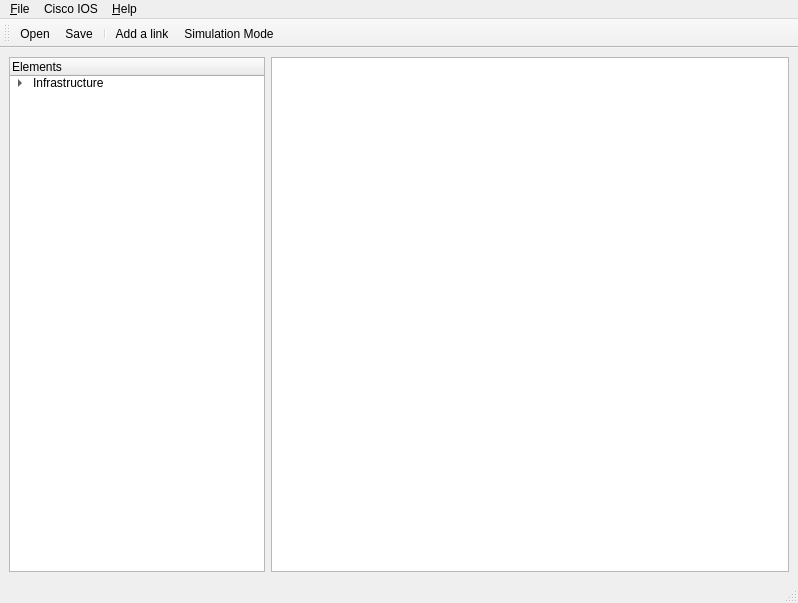
GNS3/gns3-legacy, file forms/MainWindow.ui: the form before one commit.
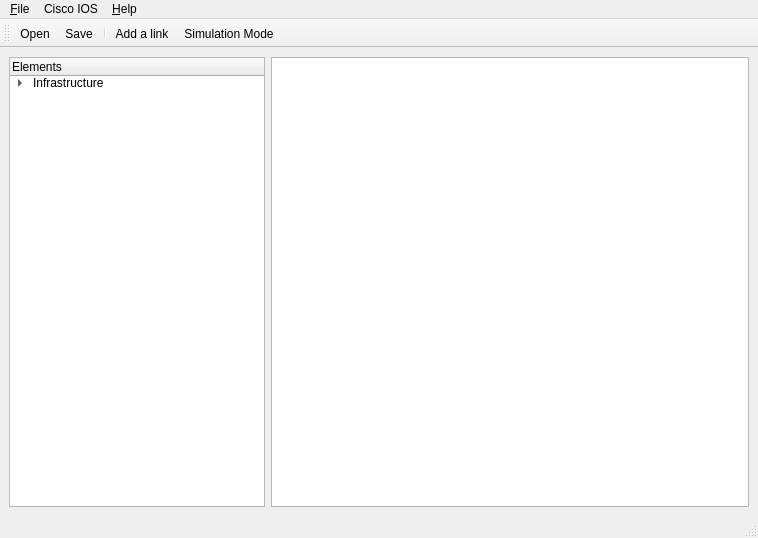
The form after the commit. Icons and pictures are not drawn. Custom widgets are drawn as their Qt base class.

Commit message: [HELP] Online help button

What changed in the file:
```diff
--- a/forms/MainWindow.ui
+++ b/forms/MainWindow.ui
@@ -5,8 +5,8 @@
    <rect>
     <x>0</x>
     <y>0</y>
-    <width>798</width>
-    <height>603</height>
+    <width>758</width>
+    <height>538</height>
    </rect>
   </property>
   <property name="windowTitle" >
@@ -115,16 +115,10 @@
     <rect>
      <x>0</x>
      <y>0</y>
-     <width>798</width>
+     <width>758</width>
      <height>25</height>
     </rect>
    </property>
-   <widget class="QMenu" name="menu_About" >
-    <property name="title" >
-     <string>&amp;Help</string>
-    </property>
-    <addaction name="action_About" />
-   </widget>
    <widget class="QMenu" name="menu_File" >
     <property name="title" >
      <string>&amp;File</string>
@@ -140,6 +134,13 @@
     </property>
     <addaction name="action_IOS_images" />
    </widget>
+   <widget class="QMenu" name="menu_About" >
+    <property name="title" >
+     <string>&amp;Help</string>
+    </property>
+    <addaction name="action_OnlineHelp" />
+    <addaction name="action_About" />
+   </widget>
    <addaction name="menu_File" />
    <addaction name="menuIOS" />
    <addaction name="menu_About" />
@@ -216,16 +217,16 @@
   </action>
  </widget>
  <customwidgets>
-  <customwidget>
-   <class>QGraphicsViewCustom</class>
-   <extends>QGraphicsView</extends>
-   <header>QGraphicsViewCustom</header>
-  </customwidget>
   <customwidget>
    <class>QTreeWidgetCustom</class>
    <extends>QTreeWidget</extends>
    <header>QTreeWidgetCustom</header>
   </customwidget>
+  <customwidget>
+   <class>QGraphicsViewCustom</class>
+   <extends>QGraphicsView</extends>
+   <header>QGraphicsViewCustom</header>
+  </customwidget>
  </customwidgets>
  <resources/>
  <connections>
```
Left out of the diff: 5 changed lines with no effect on the pictures. The commit also changes 9 other files.
